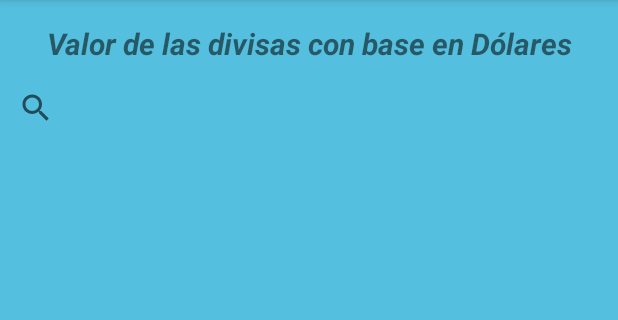
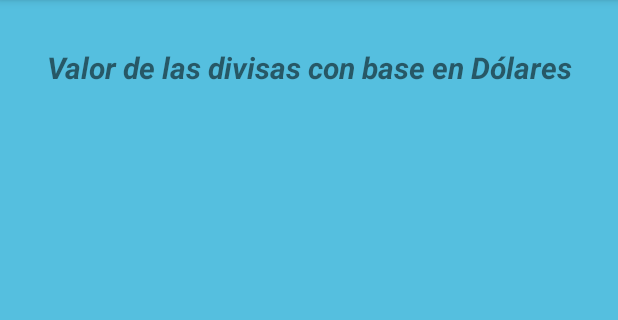
Before and after one commit to sebatlds/Currencies, an Android app: the CurrenciesValue screen opened directly, with no data from a screen before it, on a phone screen of 412 x 824 dp, the part 84-404 px from its top. Run offline under Robolectric (Android 15) with nearby library versions, the phone set to English and light mode, and no system bars; 1 statement that could not run was skipped.

Commit message:
Centrar
SE centra los textos en la parte de calcular, se elimina el searchview no se implemento.

```diff
--- a/app/build.gradle
+++ b/app/build.gradle
@@ -40,7 +40,7 @@ dependencies {
     implementation 'com.squareup.retrofit2:adapter-rxjava2:2.3.0'
     implementation 'io.reactivex.rxjava2:rxandroid:2.0.2'
     implementation 'org.jetbrains.anko:anko-common:0.9'
-
+    implementation 'androidx.swiperefreshlayout:swiperefreshlayout:1.0.0'
     //Picasso
     implementation "com.squareup.picasso:picasso:$picasso_version"
 
--- a/app/src/main/res/layout/activity_currencies_value.xml
+++ b/app/src/main/res/layout/activity_currencies_value.xml
@@ -1,10 +1,12 @@
 <?xml version="1.0" encoding="utf-8"?>
-<RelativeLayout xmlns:android="http://schemas.android.com/apk/res/android"
+<RelativeLayout
+    xmlns:android="http://schemas.android.com/apk/res/android"
     xmlns:app="http://schemas.android.com/apk/res-auto"
     xmlns:tools="http://schemas.android.com/tools"
     android:layout_width="match_parent"
     android:layout_height="match_parent"
-    tools:context=".CurrenciesValue"
+    tools:context="sebastian.osorios.udea.currencies.CurrenciesValue"
+    android:padding="16dp"
     android:background="@color/colorPrimaryDark">
 
     <ScrollView
@@ -12,6 +14,7 @@
         android:layout_height="wrap_content"
         tools:ignore="MissingConstraints"
         android:orientation="vertical">
+
         <LinearLayout
             android:id="@+id/linearLayout"
             android:layout_width="match_parent"
@@ -30,12 +33,6 @@
                 android:textStyle="bold|italic"
                 android:verticalScrollbarPosition="defaultPosition" />
 
-            <SearchView
-                android:id="@+id/searchValues"
-                android:layout_width="match_parent"
-                android:layout_height="wrap_content"
-                tools:ignore="InvalidId" />
-
             <GridLayout
                 android:id="@+id/gridValue"
                 android:layout_width="match_parent"
@@ -46,7 +43,8 @@
                 android:orientation="horizontal"
                 android:padding="5dp">
 
-            </GridLayout>
+                </GridLayout>
+
         </LinearLayout>
     </ScrollView>
 
```
Also changed, not shown: app/src/main/java/sebastian/osorios/udea/currencies/CalculateValue.kt (+10 -5 lines), app/src/main/res/layout/activity_calculate_value.xml (+8 -0 lines).
